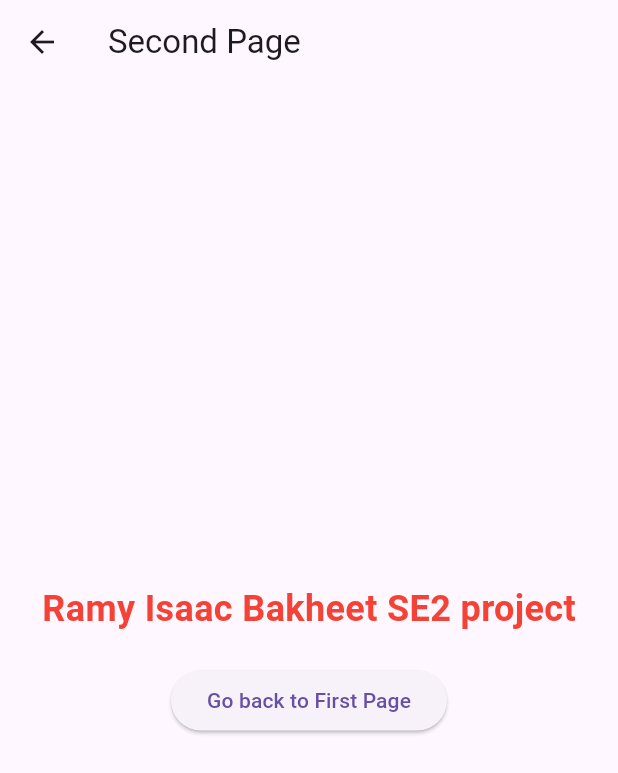
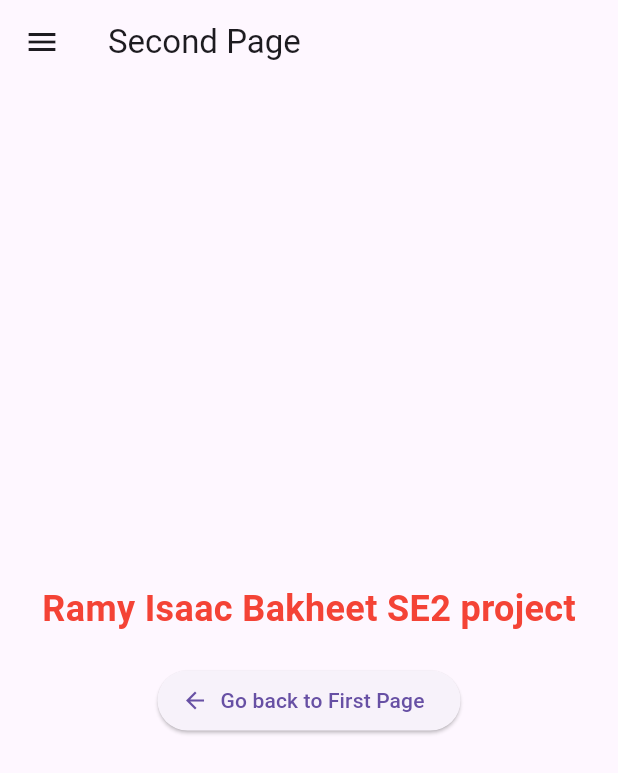
Before and after one commit to RamyIsaac/sw-constructionApp, a Flutter app: the screen it shows after launch, after a tap on "Go to Second Page", on a phone screen of 412 x 824 dp. Shown: the top 773 px of the screen. Run offline on Flutter 3.47's test engine with Material 3 defaults, Android fonts, the phone set to English and light mode, and no system bars.

Commit message:
initial commit

```diff
--- a/lib/main.dart
+++ b/lib/main.dart
@@ -1,5 +1,4 @@
 import 'package:flutter/material.dart';
-
 
 
 
@@ -31,6 +30,39 @@ class FirstPage extends StatelessWidget {
       appBar: AppBar(
         title: Text('First Page'),
       ),
+      drawer: Drawer(
+        child: ListView(
+          padding: EdgeInsets.zero,
+          children: <Widget>[
+            DrawerHeader(
+              decoration: BoxDecoration(
+                color: Colors.blue,
+              ),
+              child: Text(
+                'Menu',
+                style: TextStyle(
+                  color: Colors.white,
+                  fontSize: 24,
+                ),
+              ),
+            ),
+            ListTile(
+              leading: Icon(Icons.home),
+              title: Text('First Page'),
+              onTap: () {
+                Navigator.pop(context);
+              },
+            ),
+            ListTile(
+              leading: Icon(Icons.arrow_forward),
+              title: Text('Second Page'),
+              onTap: () {
+                Navigator.pushNamed(context, '/second');
+              },
+            ),
+          ],
+        ),
+      ),
       body: Center(
         child: Column(
           mainAxisAlignment: MainAxisAlignment.center,
@@ -44,11 +76,12 @@ class FirstPage extends StatelessWidget {
               ),
             ),
             SizedBox(height: 20),
-            ElevatedButton(
+            ElevatedButton.icon(
               onPressed: () {
                 Navigator.pushNamed(context, '/second');
               },
-              child: Text('Go to Second Page'),
+              icon: Icon(Icons.arrow_forward),
+              label: Text('Go to Second Page'),
             ),
           ],
         ),
@@ -64,6 +97,39 @@ class SecondPage extends StatelessWidget {
       appBar: AppBar(
         title: Text('Second Page'),
       ),
+      drawer: Drawer(
+        child: ListView(
+          padding: EdgeInsets.zero,
+          children: <Widget>[
+            DrawerHeader(
+              decoration: BoxDecoration(
+                color: Colors.blue,
+              ),
+              child: Text(
+                'Menu',
+                style: TextStyle(
+                  color: Colors.white,
+                  fontSize: 24,
+                ),
+              ),
+            ),
+            ListTile(
+              leading: Icon(Icons.home),
+              title: Text('First Page'),
+              onTap: () {
+                Navigator.pushNamed(context, '/');
+              },
+            ),
+            ListTile(
+              leading: Icon(Icons.arrow_forward),
+              title: Text('Second Page'),
+              onTap: () {
+                Navigator.pop(context);
+              },
+            ),
+          ],
+        ),
+      ),
       body: Center(
         child: Column(
           mainAxisAlignment: MainAxisAlignment.center,
@@ -77,11 +143,12 @@ class SecondPage extends StatelessWidget {
               ),
             ),
             SizedBox(height: 20),
-            ElevatedButton(
+            ElevatedButton.icon(
               onPressed: () {
                 Navigator.pop(context);
               },
-              child: Text('Go back to First Page'),
+              icon: Icon(Icons.arrow_back),
+              label: Text('Go back to First Page'),
             ),
           ],
         ),
```
